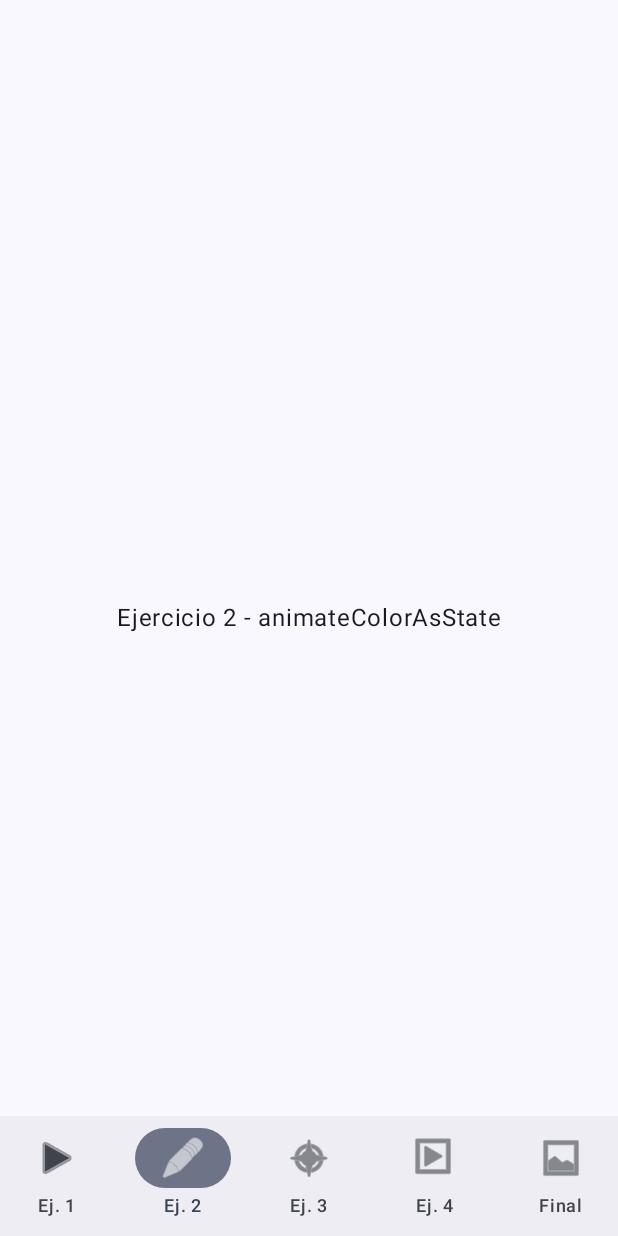
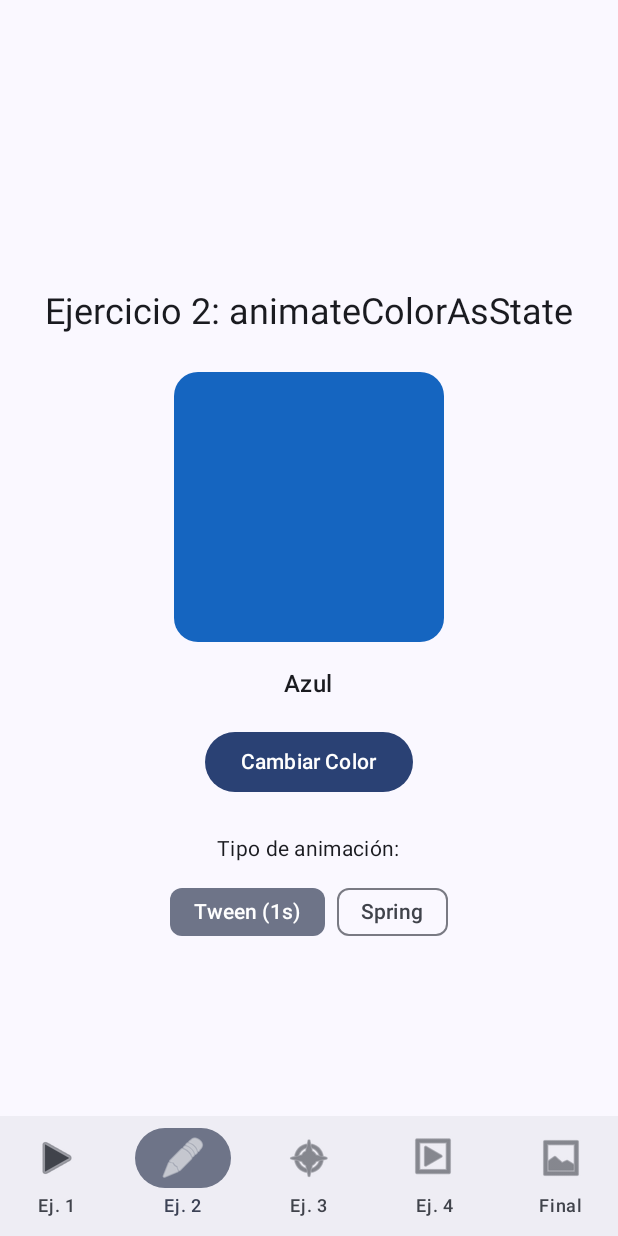
Before and after one commit to mariusjhordan-stack/Laboratorio13, an Android app built with Jetpack Compose: the screen it shows after launch (MainActivity), item 2 of the bottom bar chosen, on a phone screen of 412 x 824 dp. Run offline under Robolectric (Android 15) with nearby library versions, the phone set to English and light mode, and no system bars.

Commit message:
feat: implementar ejercicio 2 con animateColorAsState

```diff
--- a/app/src/main/java/com/example/lab13/screens/Exercise2Screen.kt
+++ b/app/src/main/java/com/example/lab13/screens/Exercise2Screen.kt
@@ -1,15 +1,100 @@
 package com.example.lab13.screens
 
+import androidx.compose.animation.animateColorAsState
+import androidx.compose.animation.core.Spring
+import androidx.compose.animation.core.spring
+import androidx.compose.animation.core.tween
+import androidx.compose.foundation.background
+import androidx.compose.foundation.layout.Arrangement
 import androidx.compose.foundation.layout.Box
+import androidx.compose.foundation.layout.Column
+import androidx.compose.foundation.layout.Row
 import androidx.compose.foundation.layout.fillMaxSize
+import androidx.compose.foundation.layout.padding
+import androidx.compose.foundation.layout.size
+import androidx.compose.foundation.shape.RoundedCornerShape
+import androidx.compose.material3.Button
+import androidx.compose.material3.FilterChip
+import androidx.compose.material3.MaterialTheme
 import androidx.compose.material3.Text
 import androidx.compose.runtime.Composable
+import androidx.compose.runtime.getValue
+import androidx.compose.runtime.mutableStateOf
+import androidx.compose.runtime.remember
+import androidx.compose.runtime.setValue
 import androidx.compose.ui.Alignment
 import androidx.compose.ui.Modifier
+import androidx.compose.ui.draw.clip
+import androidx.compose.ui.graphics.Color
+import androidx.compose.ui.unit.dp
 
 @Composable
 fun Exercise2Screen() {
-    Box(modifier = Modifier.fillMaxSize(), contentAlignment = Alignment.Center) {
-        Text("Ejercicio 2 - animateColorAsState")
+    var isBlue by remember { mutableStateOf(true) }
+    var useSpring by remember { mutableStateOf(false) }
+
+    val targetColor = if (isBlue) Color(0xFF1565C0) else Color(0xFF2E7D32)
+
+    val animatedColor by animateColorAsState(
+        targetValue = targetColor,
+        animationSpec = if (useSpring) {
+            spring(stiffness = Spring.StiffnessLow)
+        } else {
+            tween(durationMillis = 1000)
+        },
+        label = "colorAnimation"
+    )
+
+    Column(
+        modifier = Modifier
+            .fillMaxSize()
+            .padding(24.dp),
+        horizontalAlignment = Alignment.CenterHorizontally,
+        verticalArrangement = Arrangement.Center
+    ) {
+        Text(
+            text = "Ejercicio 2: animateColorAsState",
+            style = MaterialTheme.typography.headlineSmall,
+            modifier = Modifier.padding(bottom = 24.dp)
+        )
+
+        Box(
+            modifier = Modifier
+                .size(180.dp)
+                .clip(RoundedCornerShape(16.dp))
+                .background(animatedColor)
+        )
+
+        Text(
+            text = if (isBlue) "Azul" else "Verde",
+            style = MaterialTheme.typography.titleMedium,
+            modifier = Modifier.padding(top = 16.dp)
+        )
+
+        Button(
+            onClick = { isBlue = !isBlue },
+            modifier = Modifier.padding(top = 16.dp)
+        ) {
+            Text("Cambiar Color")
+        }
+
+        Text(
+            text = "Tipo de animación:",
+            style = MaterialTheme.typography.bodyMedium,
+            modifier = Modifier.padding(top = 24.dp, bottom = 8.dp)
+        )
+
+        Row(horizontalArrangement = Arrangement.spacedBy(8.dp)) {
+            FilterChip(
+                selected = !useSpring,
+                onClick = { useSpring = false },
+                label = { Text("Tween (1s)") }
+            )
+            FilterChip(
+                selected = useSpring,
+                onClick = { useSpring = true },
+                label = { Text("Spring") }
+            )
+        }
     }
 }
```
